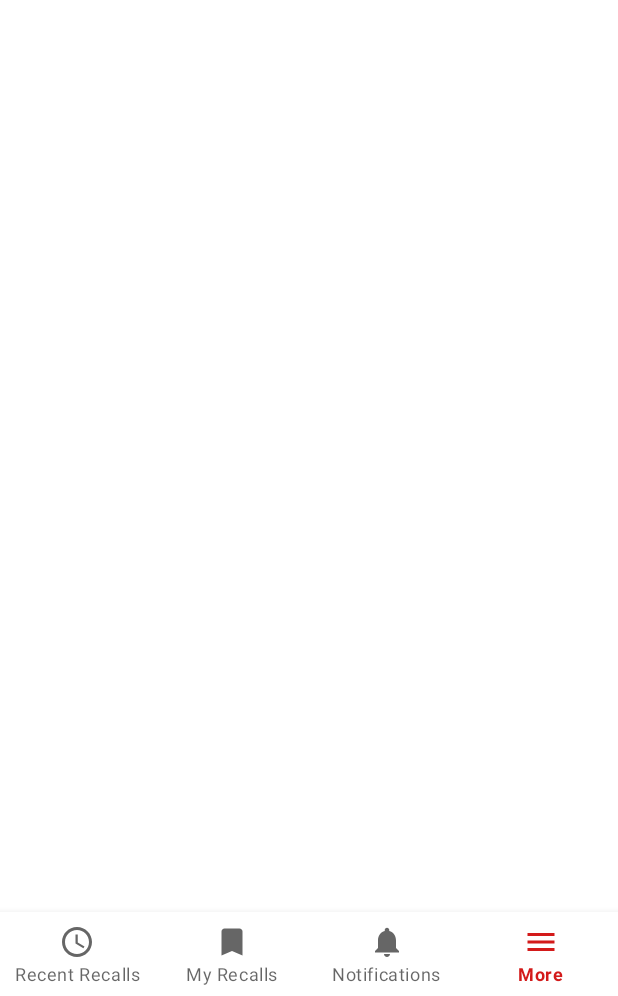
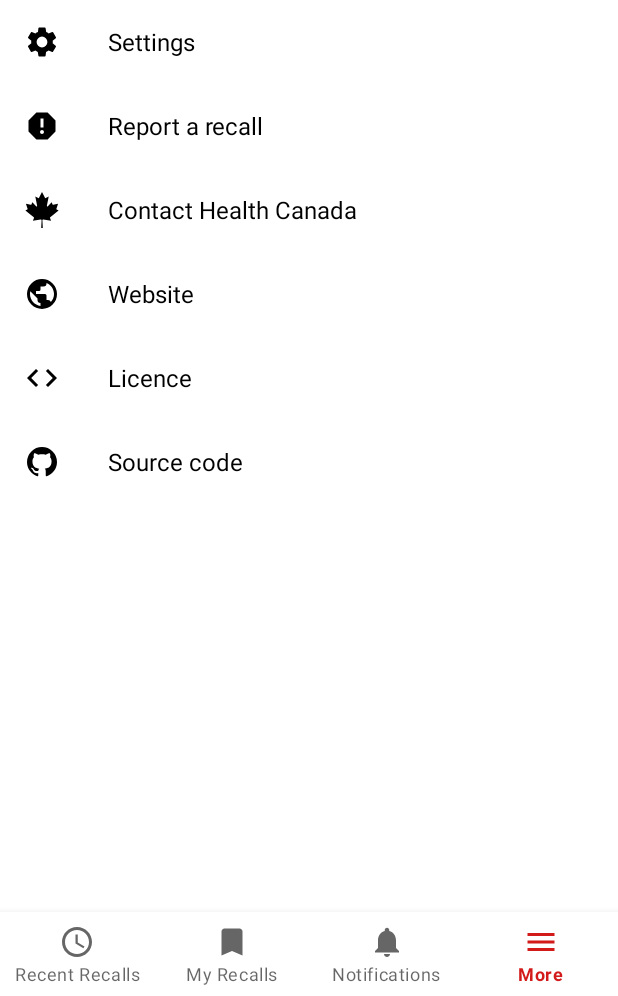
Before and after one commit to Sonphil/CanadaRecallsAndSafetyAlerts, an Android app: the MoreFragment screen opened through its navigation route, on a phone screen of 412 x 824 dp, the part 240-1236 px from its top. Run offline under Robolectric (Android 15) with nearby library versions, the phone set to English and light mode, and no system bars; our stand-ins replace Dagger/Hilt's generated code, Room's generated code, navigation-ui; libraries missing offline, so code that uses them is left out: es.dmoral.toasty, jp.wasabeef.recyclerview; 14 statements that could not run were skipped.

Commit message:
Fill MoreFragment
Items can't be clicked for now...

```diff
--- /dev/null
+++ b/app/src/main/java/com/sonphil/canadarecallsandsafetyalerts/presentation/more/MoreAdapter.kt
@@ -0,0 +1,39 @@
+package com.sonphil.canadarecallsandsafetyalerts.presentation.more
+
+import android.view.LayoutInflater
+import android.view.View
+import android.view.ViewGroup
+import androidx.recyclerview.widget.RecyclerView
+import com.sonphil.canadarecallsandsafetyalerts.R
+import kotlinx.android.extensions.LayoutContainer
+import kotlinx.android.synthetic.main.item_more.*
+
+/**
+ * Created by Sonphil on 08-02-20.
+ */
+
+class MoreAdapter(private val items: List<MoreItem>) :
+    RecyclerView.Adapter<MoreAdapter.MoreItemViewHolder>() {
+
+    override fun onCreateViewHolder(parent: ViewGroup, viewType: Int): MoreItemViewHolder {
+        val inflater = LayoutInflater.from(parent.context)
+        val itemView = inflater.inflate(R.layout.item_more, parent, false)
+
+        return MoreItemViewHolder(itemView)
+    }
+
+    override fun getItemCount(): Int = items.count()
+
+    override fun getItemId(position: Int): Long = items[position].icon.toLong()
+
+    override fun onBindViewHolder(holder: MoreItemViewHolder, position: Int) {
+        val item = items[position]
+
+        holder.iv_item_more_icon.setImageResource(item.icon)
+        holder.tv_item_more_label.text = item.label
+    }
+
+    inner class MoreItemViewHolder(override val containerView: View) :
+        RecyclerView.ViewHolder(containerView),
+        LayoutContainer
+}
--- a/app/src/main/java/com/sonphil/canadarecallsandsafetyalerts/presentation/more/MoreFragment.kt
+++ b/app/src/main/java/com/sonphil/canadarecallsandsafetyalerts/presentation/more/MoreFragment.kt
@@ -4,9 +4,13 @@
 import android.view.LayoutInflater
 import android.view.View
 import android.view.ViewGroup
+import androidx.recyclerview.widget.LinearLayoutManager
+import androidx.recyclerview.widget.RecyclerView
 import com.sonphil.canadarecallsandsafetyalerts.R
 import dagger.android.support.DaggerFragment
+import jp.wasabeef.recyclerview.animators.SlideInLeftAnimator
 import kotlinx.android.synthetic.main.activity_main.*
+import kotlinx.android.synthetic.main.fragment_more.*
 
 class MoreFragment : DaggerFragment() {
 
@@ -22,5 +26,35 @@
         super.onViewCreated(view, savedInstanceState)
 
         requireActivity().iv_section_icon.setImageDrawable(null)
+
+        rv_more.setupRecyclerView()
+    }
+
+    private fun RecyclerView.setupRecyclerView() {
+        val layoutManager = LinearLayoutManager(requireContext())
+        setLayoutManager(layoutManager)
+
+        itemAnimator = SlideInLeftAnimator()
+
+        setHasFixedSize(true)
+
+        val moreAdapter = MoreAdapter(createMoreItems())
+        moreAdapter.setHasStableIds(true)
+
+        adapter = moreAdapter
+    }
+
+    private fun createMoreItems(): List<MoreItem> {
+        val icons = resources.obtainTypedArray(R.array.array_more_items_icons)
+        val labels = resources.getStringArray(R.array.array_more_items_labels)
+        val moreItems = labels.mapIndexed { index, label ->
+            val icon = icons.getResourceId(index, -1)
+
+            MoreItem(icon, label)
+        }
+
+        icons.recycle()
+
+        return moreItems
     }
 }
--- /dev/null
+++ b/app/src/main/java/com/sonphil/canadarecallsandsafetyalerts/presentation/more/MoreItem.kt
@@ -0,0 +1,9 @@
+package com.sonphil.canadarecallsandsafetyalerts.presentation.more
+
+import androidx.annotation.DrawableRes
+
+/**
+ * Created by Sonphil on 08-02-20.
+ */
+
+data class MoreItem(@DrawableRes val icon: Int, val label: String)
--- /dev/null
+++ b/app/src/main/res/drawable/ic_code_black_24dp.xml
@@ -0,0 +1,5 @@
+<vector android:autoMirrored="true" android:height="24dp"
+    android:viewportHeight="24.0" android:viewportWidth="24.0"
+    android:width="24dp" xmlns:android="http://schemas.android.com/apk/res/android">
+    <path android:fillColor="#FF000000" android:pathData="M9.4,16.6L4.8,12l4.6,-4.6L8,6l-6,6 6,6 1.4,-1.4zM14.6,16.6l4.6,-4.6 -4.6,-4.6L16,6l6,6 -6,6 -1.4,-1.4z"/>
+</vector>
--- /dev/null
+++ b/app/src/main/res/drawable/ic_github_white_24dp.xml
@@ -0,0 +1,8 @@
+<!-- drawable/github_circle.xml -->
+<vector xmlns:android="http://schemas.android.com/apk/res/android"
+    android:height="24dp"
+    android:width="24dp"
+    android:viewportWidth="24"
+    android:viewportHeight="24">
+    <path android:fillColor="#FFF" android:pathData="M12,2A10,10 0 0,0 2,12C2,16.42 4.87,20.17 8.84,21.5C9.34,21.58 9.5,21.27 9.5,21C9.5,20.77 9.5,20.14 9.5,19.31C6.73,19.91 6.14,17.97 6.14,17.97C5.68,16.81 5.03,16.5 5.03,16.5C4.12,15.88 5.1,15.9 5.1,15.9C6.1,15.97 6.63,16.93 6.63,16.93C7.5,18.45 8.97,18 9.54,17.76C9.63,17.11 9.89,16.67 10.17,16.42C7.95,16.17 5.62,15.31 5.62,11.5C5.62,10.39 6,9.5 6.65,8.79C6.55,8.54 6.2,7.5 6.75,6.15C6.75,6.15 7.59,5.88 9.5,7.17C10.29,6.95 11.15,6.84 12,6.84C12.85,6.84 13.71,6.95 14.5,7.17C16.41,5.88 17.25,6.15 17.25,6.15C17.8,7.5 17.45,8.54 17.35,8.79C18,9.5 18.38,10.39 18.38,11.5C18.38,15.32 16.04,16.16 13.81,16.41C14.17,16.72 14.5,17.33 14.5,18.26C14.5,19.6 14.5,20.68 14.5,21C14.5,21.27 14.66,21.59 15.17,21.5C19.14,20.16 22,16.42 22,12A10,10 0 0,0 12,2Z" />
+</vector>
--- /dev/null
+++ b/app/src/main/res/drawable/ic_maple_leaf_red_650dp.xml
@@ -0,0 +1,5 @@
+<vector android:autoMirrored="true" android:height="650dp"
+    android:viewportHeight="4030" android:viewportWidth="4030"
+    android:width="650dp" xmlns:android="http://schemas.android.com/apk/res/android">
+    <path android:fillColor="#f00" android:pathData="m1925,4030 l45,-863a95,95 0,0 0,-111 -98l-859,151 116,-320a65,65 0,0 0,-20 -73l-941,-762 212,-99a65,65 0,0 0,34 -79l-186,-572 542,115a65,65 0,0 0,73 -38l105,-247 423,454a65,65 0,0 0,111 -57l-204,-1052 327,189a65,65 0,0 0,91 -27l332,-652 332,652a65,65 0,0 0,91 27l327,-189 -204,1052a65,65 0,0 0,111 57l423,-454 105,247a65,65 0,0 0,73 38l542,-115 -186,572a65,65 0,0 0,34 79l212,99 -941,762a65,65 0,0 0,-20 73l116,320 -859,-151a95,95 0,0 0,-111 98l45,863z"/>
+</vector>
--- /dev/null
+++ b/app/src/main/res/drawable/ic_report_black_24dp.xml
@@ -0,0 +1,5 @@
+<vector android:autoMirrored="true" android:height="24dp"
+    android:viewportHeight="24.0" android:viewportWidth="24.0"
+    android:width="24dp" xmlns:android="http://schemas.android.com/apk/res/android">
+    <path android:fillColor="#FF000000" android:pathData="M15.73,3L8.27,3L3,8.27v7.46L8.27,21h7.46L21,15.73L21,8.27L15.73,3zM12,17.3c-0.72,0 -1.3,-0.58 -1.3,-1.3 0,-0.72 0.58,-1.3 1.3,-1.3 0.72,0 1.3,0.58 1.3,1.3 0,0.72 -0.58,1.3 -1.3,1.3zM13,13h-2L11,7h2v6z"/>
+</vector>
--- /dev/null
+++ b/app/src/main/res/drawable/ic_website_white_24dp.xml
@@ -0,0 +1,7 @@
+<vector xmlns:android="http://schemas.android.com/apk/res/android"
+    android:height="24dp"
+    android:width="24dp"
+    android:viewportWidth="24"
+    android:viewportHeight="24">
+    <path android:fillColor="#FFF" android:pathData="M17.9,17.39C17.64,16.59 16.89,16 16,16H15V13A1,1 0 0,0 14,12H8V10H10A1,1 0 0,0 11,9V7H13A2,2 0 0,0 15,5V4.59C17.93,5.77 20,8.64 20,12C20,14.08 19.2,15.97 17.9,17.39M11,19.93C7.05,19.44 4,16.08 4,12C4,11.38 4.08,10.78 4.21,10.21L9,15V16A2,2 0 0,0 11,18M12,2A10,10 0 0,0 2,12A10,10 0 0,0 12,22A10,10 0 0,0 22,12A10,10 0 0,0 12,2Z" />
+</vector>
--- a/app/src/main/res/layout/fragment_more.xml
+++ b/app/src/main/res/layout/fragment_more.xml
@@ -5,4 +5,12 @@
     android:layout_height="match_parent"
     tools:context=".presentation.more.MoreFragment">
 
+    <androidx.recyclerview.widget.RecyclerView
+        android:id="@+id/rv_more"
+        android:layout_width="match_parent"
+        android:layout_height="match_parent"
+        android:layout_marginBottom="@dimen/design_bottom_navigation_height"
+        tools:ignore="PrivateResource"
+        tools:itemCount="6"
+        tools:listitem="@layout/item_more" />
 </FrameLayout>
--- /dev/null
+++ b/app/src/main/res/layout/item_more.xml
@@ -0,0 +1,28 @@
+<?xml version="1.0" encoding="utf-8"?>
+<LinearLayout xmlns:android="http://schemas.android.com/apk/res/android"
+    xmlns:tools="http://schemas.android.com/tools"
+    android:layout_width="match_parent"
+    android:layout_height="56dp"
+    android:background="?android:selectableItemBackground"
+    android:gravity="center_vertical"
+    android:orientation="horizontal">
+
+    <ImageView
+        android:id="@+id/iv_item_more_icon"
+        android:layout_width="24dp"
+        android:layout_height="24dp"
+        android:layout_marginStart="16dp"
+        android:layout_marginEnd="32dp"
+        android:tint="@android:color/black"
+        tools:src="@drawable/ic_settings_white_24dp" />
+
+    <TextView
+        android:id="@+id/tv_item_more_label"
+        android:layout_width="0dp"
+        android:layout_height="wrap_content"
+        android:layout_weight="1"
+        android:gravity="center_vertical"
+        android:textColor="@android:color/black"
+        android:textSize="16sp"
+        tools:text="@string/title_settings" />
+</LinearLayout>
--- a/app/src/main/res/menu/menu_notifications.xml
+++ b/app/src/main/res/menu/menu_notifications.xml
@@ -4,6 +4,6 @@
     <item
         android:id="@+id/item_notifications_settings"
         android:icon="@drawable/ic_settings_white_24dp"
-        android:title="@string/label_settings"
+        android:title="@string/title_settings"
         app:showAsAction="always" />
 </menu>
--- /dev/null
+++ b/app/src/main/res/values/arrays.xml
@@ -0,0 +1,20 @@
+<?xml version="1.0" encoding="utf-8"?>
+<resources>
+    <string-array name="array_more_items_labels">
+        <item>@string/title_settings</item>
+        <item>@string/title_report</item>
+        <item>@string/title_contact_health_canada</item>
+        <item>@string/title_website</item>
+        <item>@string/title_licence</item>
+        <item>@string/title_source_code</item>
+    </string-array>
+
+    <integer-array name="array_more_items_icons">
+        <item>@drawable/ic_settings_white_24dp</item>
+        <item>@drawable/ic_report_black_24dp</item>
+        <item>@drawable/ic_maple_leaf_red_650dp</item>
+        <item>@drawable/ic_website_white_24dp</item>
+        <item>@drawable/ic_code_black_24dp</item>
+        <item>@drawable/ic_github_white_24dp</item>
+    </integer-array>
+</resources>
--- a/app/src/main/res/values/strings.xml
+++ b/app/src/main/res/values/strings.xml
@@ -18,5 +18,13 @@
     <string name="label_done">Done</string>
     <string name="error_generic">An error has occurred</string>
     <string name="error_offline">No Internet Connection</string>
-    <string name="label_settings">Settings</string>
+    <string name="title_settings">Settings</string>
+    <string name="title_report">Report a recall</string>
+    <string name="title_contact_health_canada">Contact Health Canada</string>
+    <string name="title_website">Website</string>
+    <string name="url_website">https://healthycanadians.gc.ca/recall-alert-rappel-avis/index-eng.php</string>
+    <string name="title_licence">Licence</string>
+    <string name="url_data_licence">https://open.canada.ca/en/open-government-licence-canada</string>
+    <string name="title_source_code">Source code</string>
+    <string name="url_source_code">https://github.com/Sonphil/CanadaRecallsAndSafetyAlerts</string>
 </resources>
```
Also changed, not shown: 1 other file.
